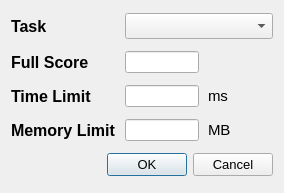
Before: the Qt Designer form forms/addtaskdialog.ui in Project-LemonLime/Project_LemonLime, drawn with Qt 5.
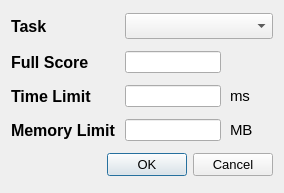
After: the same form once the commit is applied.

```diff
--- a/forms/addtaskdialog.ui
+++ b/forms/addtaskdialog.ui
@@ -107,9 +107,15 @@
    </item>
    <item row="2" column="1">
     <widget class="QLineEdit" name="timeLimit">
+     <property name="minimumSize">
+      <size>
+       <width>96</width>
+       <height>0</height>
+      </size>
+     </property>
      <property name="maximumSize">
       <size>
-       <width>75</width>
+       <width>96</width>
        <height>22</height>
       </size>
      </property>
@@ -120,9 +126,15 @@
    </item>
    <item row="1" column="1">
     <widget class="QLineEdit" name="fullScore">
+     <property name="minimumSize">
+      <size>
+       <width>96</width>
+       <height>0</height>
+      </size>
+     </property>
      <property name="maximumSize">
       <size>
-       <width>75</width>
+       <width>96</width>
        <height>22</height>
       </size>
      </property>
@@ -133,9 +145,15 @@
    </item>
    <item row="3" column="1">
     <widget class="QLineEdit" name="memoryLimit">
+     <property name="minimumSize">
+      <size>
+       <width>96</width>
+       <height>0</height>
+      </size>
+     </property>
      <property name="maximumSize">
       <size>
-       <width>75</width>
+       <width>96</width>
        <height>22</height>
       </size>
      </property>
```
